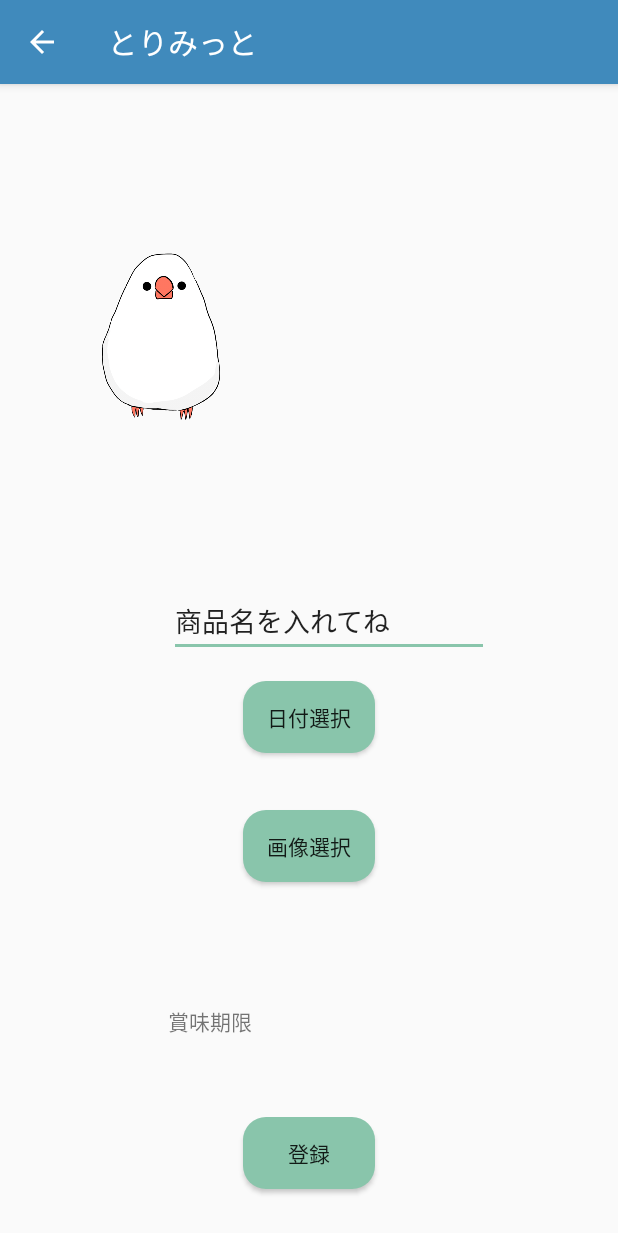
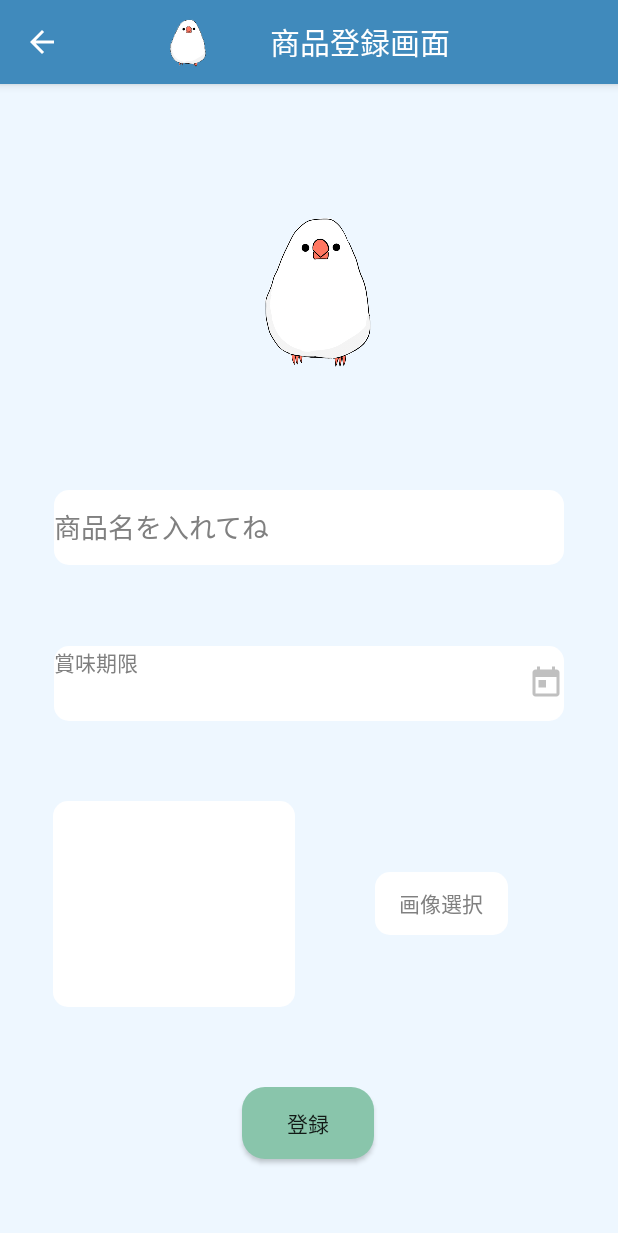
Before and after one commit to kairi-ido/List, an Android app: the SaveActivity screen opened directly, with no data from a screen before it, on a phone screen of 412 x 824 dp. Shown: the top 1233 px of the screen. Run offline under Robolectric (Android 15) with nearby library versions, the light colour scheme and no system bars; libraries missing offline, so code that uses them is left out: app.ido.umi, coil.api.load, io.realm.

Commit message:
デザイン少し変更！！！

```diff
--- a/app/build.gradle
+++ b/app/build.gradle
@@ -10,7 +10,7 @@ android {
 
     defaultConfig {
         applicationId "app.ido.umi.hozonactivity"
-        minSdkVersion 21
+        minSdkVersion 24
         targetSdkVersion 29
         versionCode 1
         versionName "1.0"
--- a/app/src/main/java/app/ido/umi/Limit/ExplanationActivity.kt
+++ b/app/src/main/java/app/ido/umi/Limit/ExplanationActivity.kt
@@ -8,6 +8,12 @@ class ExplanationActivity : AppCompatActivity() {
     override fun onCreate(savedInstanceState: Bundle?) {
         super.onCreate(savedInstanceState)
         setContentView(R.layout.activity_explanation)
+
+        //タイトル、アイコン表示
+        supportActionBar?.title = "ホーム"
+        getSupportActionBar()?.setDisplayShowHomeEnabled(true)
+        getSupportActionBar()?.setIcon(R.mipmap.ic_launcher_foreground)
+
         //戻る矢印表示
         supportActionBar?.setDisplayHomeAsUpEnabled(true)
     }
--- a/app/src/main/java/app/ido/umi/Limit/MainActivity.kt
+++ b/app/src/main/java/app/ido/umi/Limit/MainActivity.kt
@@ -27,7 +27,7 @@ class MainActivity : AppCompatActivity() {
 
 
         //アクションバーにアイコンを表示
-        supportActionBar?.title = "とりみっと"
+        supportActionBar?.title = "残り物リスト"
         getSupportActionBar()?.setDisplayShowHomeEnabled(true)
         getSupportActionBar()?.setIcon(R.mipmap.ic_launcher_foreground)
 
@@ -85,7 +85,7 @@ class MainActivity : AppCompatActivity() {
 
         val inflater = menuInflater
         //メニューのリソース選択
-        inflater.inflate(R.menu.bottom_navigation_menu, menu)
+        inflater.inflate(R.menu.menubar, menu)
         return true
     }
 
@@ -111,6 +111,7 @@ class MainActivity : AppCompatActivity() {
 
                 val intent = Intent(applicationContext, ShoppingActivity::class.java)
                 startActivity(intent)
+
                 return true
             }
             else -> return super.onOptionsItemSelected(item)
--- a/app/src/main/java/app/ido/umi/Limit/SaveActivity.kt
+++ b/app/src/main/java/app/ido/umi/Limit/SaveActivity.kt
@@ -25,6 +25,12 @@ class SaveActivity : AppCompatActivity() {
         super.onCreate(savedInstanceState)
         setContentView(R.layout.activity_save)
 
+        //タイトル、アイコン表示
+        supportActionBar?.title = "商品登録画面"
+        getSupportActionBar()?.setDisplayShowHomeEnabled(true)
+        getSupportActionBar()?.setIcon(R.mipmap.ic_launcher_foreground)
+
+
         //ActionBarにMainActivityへ戻る矢印をつけます
         supportActionBar?.setDisplayHomeAsUpEnabled(true)
 
@@ -35,7 +41,7 @@ class SaveActivity : AppCompatActivity() {
         val day = c.get(Calendar.DAY_OF_MONTH)
 
         //タップボタンを押したらdatepickerがでできて、selectTextに表示
-        dateButton.setOnClickListener {
+        selectText.setOnClickListener {
             val dtp = DatePickerDialog(
                 this, DatePickerDialog.OnDateSetListener { view, y, m, d ->
                     selectText.text = "${y}年" + "${m + 1}月" + "${d}日"
--- a/app/src/main/java/app/ido/umi/Limit/ShoppingActivity.kt
+++ b/app/src/main/java/app/ido/umi/Limit/ShoppingActivity.kt
@@ -22,6 +22,11 @@ class ShoppingActivity : AppCompatActivity() {
     override fun onCreate(savedInstanceState: Bundle?) {
         super.onCreate(savedInstanceState)
         setContentView(R.layout.activity_shopping)
+
+        //タイトル表示、アイコン表示
+        supportActionBar?.title = "買い物リスト"
+        getSupportActionBar()?.setDisplayShowHomeEnabled(true)
+        getSupportActionBar()?.setIcon(R.mipmap.ic_launcher_foreground)
 
         //taskListという変数に取得したデータを代入
         val taskList = readAll()
--- /dev/null
+++ b/app/src/main/res/drawable/ic_calendar.xml
@@ -0,0 +1,5 @@
+<vector android:height="24dp" android:tint="#C0C0C0"
+    android:viewportHeight="24.0" android:viewportWidth="24.0"
+    android:width="24dp" xmlns:android="http://schemas.android.com/apk/res/android">
+    <path android:fillColor="#FF000000" android:pathData="M19,3h-1L18,1h-2v2L8,3L8,1L6,1v2L5,3c-1.11,0 -1.99,0.9 -1.99,2L3,19c0,1.1 0.89,2 2,2h14c1.1,0 2,-0.9 2,-2L21,5c0,-1.1 -0.9,-2 -2,-2zM19,19L5,19L5,8h14v11zM7,10h5v5L7,15z"/>
+</vector>
--- /dev/null
+++ b/app/src/main/res/drawable/saveactivity_design.xml
@@ -0,0 +1,12 @@
+<?xml version="1.0" encoding="utf-8"?>
+<shape xmlns:android="http://schemas.android.com/apk/res/android"
+    android:shape="rectangle">
+
+    <!-- 背景色 -->
+    <solid android:color="#ffffff" />
+
+    <!-- 角の丸み -->
+    <corners android:radius="10dp" />
+
+
+</shape>
--- a/app/src/main/res/layout/activity_save.xml
+++ b/app/src/main/res/layout/activity_save.xml
@@ -4,94 +4,93 @@
     xmlns:tools="http://schemas.android.com/tools"
     android:layout_width="match_parent"
     android:layout_height="match_parent"
+    android:background="#EEF7FF"
     tools:context=".SaveActivity">
 
 
-    <TextView
-        android:id="@+id/selectText"
-        android:layout_width="wrap_content"
-        android:layout_height="wrap_content"
-        android:layout_marginStart="112dp"
-        android:layout_marginEnd="72dp"
-        android:layout_marginBottom="53dp"
-        android:text="賞味期限"
-        app:layout_constraintBottom_toTopOf="@+id/hozonButton"
-        app:layout_constraintEnd_toStartOf="@+id/imageView2"
-        app:layout_constraintStart_toStartOf="parent"
-        app:layout_constraintTop_toBottomOf="@+id/imageButton" />
-
-    <Button
-        android:id="@+id/dateButton"
-        android:layout_width="wrap_content"
-        android:layout_height="wrap_content"
-        android:layout_marginBottom="38dp"
-        android:background="@drawable/button_background"
-        android:text="日付選択"
-        app:layout_constraintBottom_toTopOf="@+id/imageButton"
-        app:layout_constraintEnd_toEndOf="parent"
-        app:layout_constraintStart_toStartOf="parent"
-        app:layout_constraintTop_toBottomOf="@+id/nameEditText" />
-
-    <Button
-        android:id="@+id/imageButton"
-        android:layout_width="wrap_content"
-        android:layout_height="wrap_content"
-        android:layout_marginBottom="82dp"
-        android:background="@drawable/button_background"
-        android:text="画像選択"
-        app:layout_constraintBottom_toTopOf="@+id/selectText"
-        app:layout_constraintStart_toStartOf="@+id/dateButton"
-        app:layout_constraintTop_toBottomOf="@+id/dateButton" />
-
     <EditText
         android:id="@+id/nameEditText"
-        android:layout_width="wrap_content"
-        android:layout_height="wrap_content"
-        android:layout_marginStart="84dp"
-        android:layout_marginEnd="86dp"
-        android:layout_marginBottom="16dp"
+        android:layout_width="340dp"
+        android:layout_height="50dp"
+        android:layout_marginStart="35dp"
+        android:layout_marginEnd="35dp"
+        android:layout_marginBottom="35dp"
+        android:background="@drawable/saveactivity_design"
         android:ems="10"
         android:inputType="textPersonName"
         android:text="商品名を入れてね"
-        app:layout_constraintBottom_toTopOf="@+id/dateButton"
+        android:textColor="#808080"
+        app:layout_constraintBottom_toTopOf="@+id/selectText"
         app:layout_constraintEnd_toEndOf="parent"
-        app:layout_constraintStart_toStartOf="@+id/imageView3"
-        app:layout_constraintTop_toBottomOf="@+id/imageView3" />
+        app:layout_constraintStart_toStartOf="parent"
+        app:layout_constraintTop_toBottomOf="@+id/imageView" />
 
     <Button
         android:id="@+id/hozonButton"
         android:layout_width="wrap_content"
         android:layout_height="wrap_content"
-        android:layout_marginBottom="31dp"
+        android:layout_marginBottom="33dp"
         android:background="@drawable/button_background"
         android:text="登録"
         app:layout_constraintBottom_toBottomOf="parent"
         app:layout_constraintEnd_toEndOf="parent"
+        app:layout_constraintHorizontal_bias="0.498"
         app:layout_constraintStart_toStartOf="parent"
         app:layout_constraintTop_toBottomOf="@+id/imageView2" />
 
+    <Button
+        android:id="@+id/imageButton"
+        style="?android:attr/borderlessButtonStyle"
+        android:layout_width="0dp"
+        android:layout_height="42dp"
+        android:layout_marginEnd="73dp"
+        android:background="@drawable/saveactivity_design"
+        android:text="画像選択"
+        android:textColor="#808080"
+        app:layout_constraintBottom_toBottomOf="@+id/imageView2"
+        app:layout_constraintEnd_toEndOf="parent"
+        app:layout_constraintStart_toEndOf="@+id/imageView2"
+        app:layout_constraintTop_toTopOf="@+id/imageView2" />
+
     <ImageView
-        android:id="@+id/imageView3"
-        android:layout_width="146dp"
-        android:layout_height="0dp"
-        android:layout_marginStart="28dp"
-        android:layout_marginTop="16dp"
-        android:layout_marginBottom="26dp"
+        android:id="@+id/imageView2"
+        android:layout_width="161dp"
+        android:layout_height="137dp"
+        android:layout_marginStart="35dp"
+        android:layout_marginEnd="53dp"
+        android:layout_marginBottom="35dp"
+        android:background="@drawable/saveactivity_design"
+        app:layout_constraintBottom_toTopOf="@+id/hozonButton"
+        app:layout_constraintEnd_toStartOf="@+id/imageButton"
+        app:layout_constraintStart_toStartOf="parent"
+        app:layout_constraintTop_toBottomOf="@+id/selectText" />
+
+    <TextView
+        android:id="@+id/selectText"
+        android:layout_width="340dp"
+        android:layout_height="50dp"
+        android:layout_marginStart="35dp"
+        android:layout_marginEnd="35dp"
+        android:layout_marginBottom="35dp"
+        android:background="@drawable/saveactivity_design"
+        android:drawableRight="@drawable/ic_calendar"
+        android:text="賞味期限"
+        android:textColor="#808080"
+        app:layout_constraintBottom_toTopOf="@+id/imageView2"
+        app:layout_constraintEnd_toEndOf="parent"
+        app:layout_constraintStart_toStartOf="parent"
+        app:layout_constraintTop_toBottomOf="@+id/nameEditText" />
+
+    <ImageView
+        android:id="@+id/imageView"
+        android:layout_width="130dp"
+        android:layout_height="163dp"
+        android:layout_marginTop="34dp"
+        android:layout_marginBottom="37dp"
         app:layout_constraintBottom_toTopOf="@+id/nameEditText"
+        app:layout_constraintEnd_toEndOf="parent"
         app:layout_constraintStart_toStartOf="parent"
         app:layout_constraintTop_toTopOf="parent"
         app:srcCompat="@drawable/bun" />
 
-    <ImageView
-        android:id="@+id/imageView2"
-        android:layout_width="0dp"
-        android:layout_height="0dp"
-        android:layout_marginTop="381dp"
-        android:layout_marginEnd="25dp"
-        android:layout_marginBottom="12dp"
-        app:layout_constraintBottom_toTopOf="@+id/hozonButton"
-        app:layout_constraintEnd_toEndOf="parent"
-        app:layout_constraintStart_toEndOf="@+id/selectText"
-        app:layout_constraintTop_toTopOf="parent" />
-
 </androidx.constraintlayout.widget.ConstraintLayout>
--- a/app/src/main/res/menu/bottom_navigation_menu.xml
+++ /dev/null
@@ -1,19 +0,0 @@
-<?xml version="1.0" encoding="utf-8"?>
-<menu xmlns:android="http://schemas.android.com/apk/res/android">
-    <item
-        android:id="@+id/navi_home"
-        android:icon="@drawable/ic_home_pink"
-        android:title="ホーム"/>
-    <item
-        android:id="@+id/navi_list"
-        android:icon="@drawable/ic_insert_comment_pink"
-        android:title="残り物リスト"/>
-    <item
-        android:id="@+id/navi_shopping"
-        android:icon="@drawable/ic_add_shopping_cart_pink"
-        android:title="買い物リスト"/>
-    <item
-        android:id="@+id/navi_setting"
-        android:icon="@drawable/ic_settings_pink"
-        android:title="設定"/>
-</menu>
--- /dev/null
+++ b/app/src/main/res/menu/menubar.xml
@@ -0,0 +1,15 @@
+<?xml version="1.0" encoding="utf-8"?>
+<menu xmlns:android="http://schemas.android.com/apk/res/android">
+    <item
+        android:id="@+id/navi_home"
+        android:icon="@drawable/ic_home_pink"
+        android:title="ホーム"/>
+    <item
+        android:id="@+id/navi_list"
+        android:icon="@drawable/ic_insert_comment_pink"
+        android:title="残り物リスト"/>
+    <item
+        android:id="@+id/navi_shopping"
+        android:icon="@drawable/ic_add_shopping_cart_pink"
+        android:title="買い物リスト"/>
+</menu>
```
Also changed, not shown: 1 other file.
